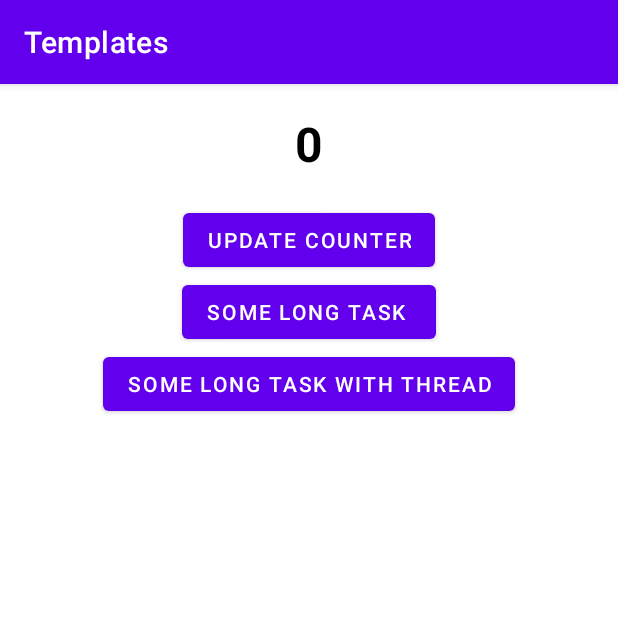
After one commit to RiteshBakare/Templates-Android, an Android app: the CoroutinesActivity screen opened directly, with no data from a screen before it, on a phone screen of 412 x 824 dp, the top half of it. The commit adds this screen. Run offline under Robolectric (Android 15) with nearby library versions, the light colour scheme and no system bars.

Commit message:
Learning Threads

```diff
--- a/app/src/main/AndroidManifest.xml
+++ b/app/src/main/AndroidManifest.xml
@@ -12,6 +12,9 @@
         android:theme="@style/Theme.Templates"
         tools:targetApi="31">
         <activity
+            android:name=".CoroutinesActivity"
+            android:exported="false" />
+        <activity
             android:name=".MainActivity"
             android:exported="true">
             <intent-filter>
--- /dev/null
+++ b/app/src/main/java/ritesh/bakare420/atgmail/com/demo/templates/CoroutinesActivity.kt
@@ -0,0 +1,55 @@
+package ritesh.bakare420.atgmail.com.demo.templates
+
+import androidx.appcompat.app.AppCompatActivity
+import android.os.Bundle
+import android.util.Log
+import kotlinx.coroutines.flow.combineTransform
+import ritesh.bakare420.atgmail.com.demo.templates.databinding.ActivityCoroutinesBinding
+import kotlin.concurrent.thread
+
+class CoroutinesActivity : AppCompatActivity() {
+
+    private lateinit var binding: ActivityCoroutinesBinding
+
+    override fun onCreate(savedInstanceState: Bundle?) {
+        super.onCreate(savedInstanceState)
+        binding = ActivityCoroutinesBinding.inflate(layoutInflater)
+        setContentView(binding.root)
+
+
+        binding.btnUpdateCounter.setOnClickListener {
+            Log.d("ThreadCheck","Thread name: ${Thread.currentThread().name}")
+            binding.tvCounter.text = "${binding.tvCounter.text.toString().toInt()+1}"
+        }
+
+        // this task will take time hence it freezes our UI
+        binding.btnLongTask.setOnClickListener {
+            longExecutingTask()
+        }
+
+        binding.btnLongTaskWithThread.setOnClickListener {
+            taskWithThread()
+        }
+
+
+
+    }
+
+
+    private fun longExecutingTask() {
+        for( i in 1..10000000000L) {
+            // some time taking task
+        }
+    }
+
+    private fun taskWithThread() {
+        thread(start = true) {
+            for( i in 1..10000000000L) {
+                // some time taking task
+            }
+            Log.d("ThreadCheck","Thread name: ${Thread.currentThread().name}")
+        }
+
+    }
+
+}
--- a/app/src/main/java/ritesh/bakare420/atgmail/com/demo/templates/MainActivity.kt
+++ b/app/src/main/java/ritesh/bakare420/atgmail/com/demo/templates/MainActivity.kt
@@ -1,5 +1,6 @@
 package ritesh.bakare420.atgmail.com.demo.templates
 
+import android.content.Intent
 import androidx.appcompat.app.AppCompatActivity
 import android.os.Bundle
 import ritesh.bakare420.atgmail.com.demo.templates.databinding.ActivityMainBinding
@@ -14,6 +15,11 @@ class MainActivity : AppCompatActivity() {
         setContentView(binding.root)
 
 
+        // Coroutines Activity
+        binding.btnCoroutines.setOnClickListener {
+            startActivity(Intent(this,CoroutinesActivity::class.java))
+        }
+
 
     }
 
--- /dev/null
+++ b/app/src/main/res/layout/activity_coroutines.xml
@@ -0,0 +1,49 @@
+<?xml version="1.0" encoding="utf-8"?>
+<LinearLayout
+    xmlns:android="http://schemas.android.com/apk/res/android"
+    xmlns:app="http://schemas.android.com/apk/res-auto"
+    xmlns:tools="http://schemas.android.com/tools"
+    android:layout_width="match_parent"
+    android:layout_height="match_parent"
+    tools:context=".CoroutinesActivity"
+    android:orientation="vertical"
+    >
+
+    <TextView
+        android:id="@+id/tvCounter"
+        android:layout_width="100dp"
+        android:layout_height="80dp"
+        android:layout_gravity="center"
+        android:text="0"
+        android:textSize="32dp"
+        android:gravity="center"
+        android:textStyle="bold"
+        android:textColor="@color/black"
+        />
+
+    <Button
+        android:id="@+id/btnUpdateCounter"
+        android:layout_width="wrap_content"
+        android:layout_height="wrap_content"
+        android:layout_gravity="center"
+        android:text="Update Counter"
+        />
+
+    <Button
+        android:id="@+id/btnLongTask"
+        android:layout_width="wrap_content"
+        android:layout_height="wrap_content"
+        android:layout_gravity="center"
+        android:text="Some Long Task "
+        />
+
+    <Button
+        android:id="@+id/btnLongTaskWithThread"
+        android:layout_width="wrap_content"
+        android:layout_height="wrap_content"
+        android:layout_gravity="center"
+        android:text="Some Long Task With Thread"
+        />
+
+
+</LinearLayout>
```
Also changed, not shown: app/src/main/res/layout/activity_main.xml (+13 -9 lines).
